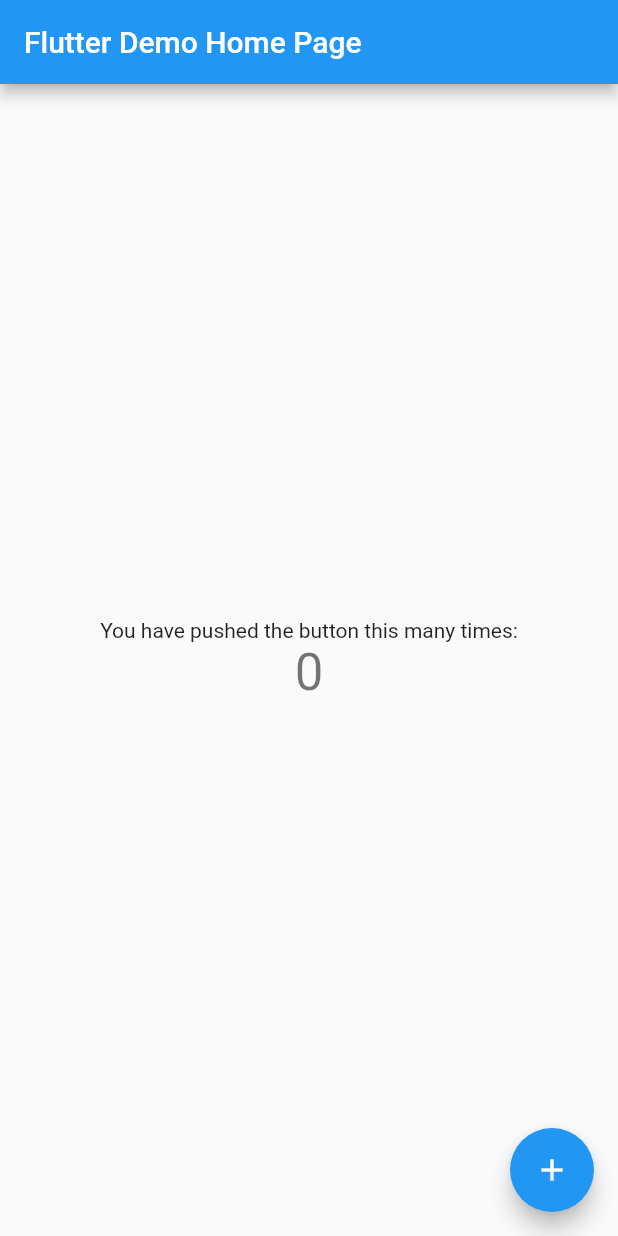
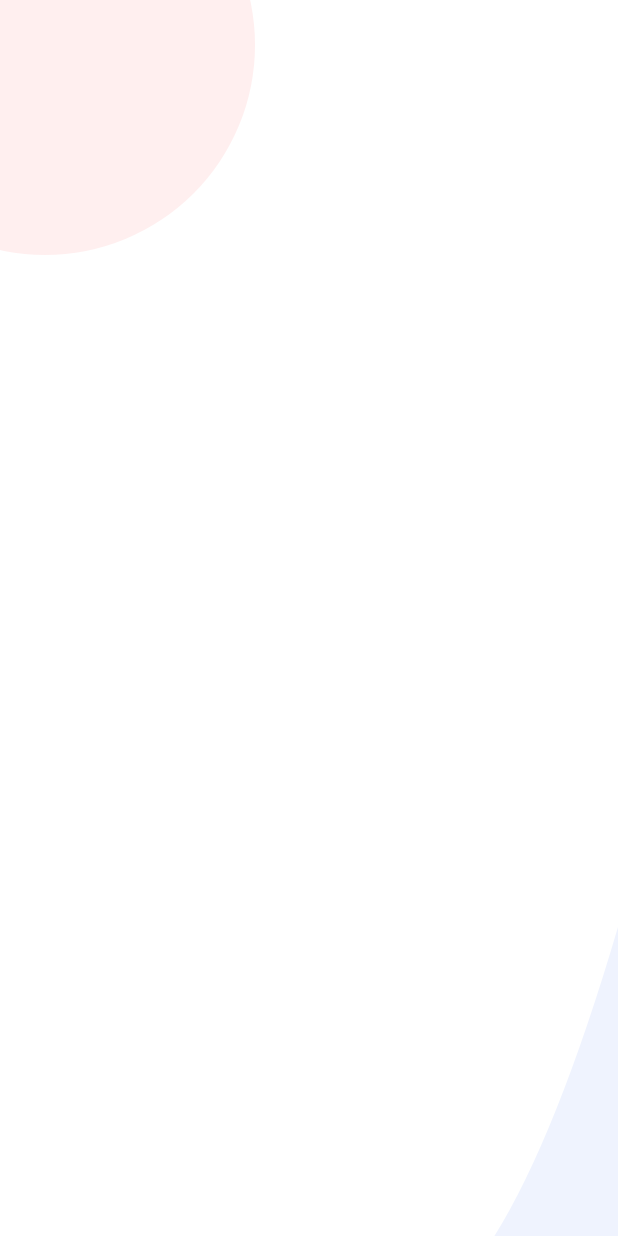
Before and after one commit to TinchoOlivari/uala-clone, a Flutter app: the screen it shows after launch, on a phone screen of 412 x 824 dp. Run offline on Flutter 3.47's test engine with Material 2 defaults, Android fonts, the phone set to English and light mode, and no system bars.

Commit message:
Formas creadas

```diff
--- a/lib/main.dart
+++ b/lib/main.dart
@@ -1,42 +1,23 @@
 import 'package:flutter/material.dart';
+import 'package:uala_clone/screens/splash_screen/splash_screen.dart';
 
 void main() => runApp(MyApp());
 
 class MyApp extends StatelessWidget {
-  // This widget is the root of your application.
   @override
   Widget build(BuildContext context) {
     return MaterialApp(
       title: 'Flutter Demo',
       theme: ThemeData(
-        // This is the theme of your application.
-        //
-        // Try running your application with "flutter run". You'll see the
-        // application has a blue toolbar. Then, without quitting the app, try
-        // changing the primarySwatch below to Colors.green and then invoke
-        // "hot reload" (press "r" in the console where you ran "flutter run",
-        // or simply save your changes to "hot reload" in a Flutter IDE).
-        // Notice that the counter didn't reset back to zero; the application
-        // is not restarted.
         primarySwatch: Colors.blue,
       ),
-      home: MyHomePage(title: 'Flutter Demo Home Page'),
+      home: SplashScreen(),
     );
   }
 }
 
 class MyHomePage extends StatefulWidget {
   MyHomePage({Key key, this.title}) : super(key: key);
-
-  // This widget is the home page of your application. It is stateful, meaning
-  // that it has a State object (defined below) that contains fields that affect
-  // how it looks.
-
-  // This class is the configuration for the state. It holds the values (in this
-  // case the title) provided by the parent (in this case the App widget) and
-  // used by the build method of the State. Fields in a Widget subclass are
-  // always marked "final".
-
   final String title;
 
   @override
@@ -48,47 +29,18 @@ class _MyHomePageState extends State<MyHomePage> {
 
   void _incrementCounter() {
     setState(() {
-      // This call to setState tells the Flutter framework that something has
-      // changed in this State, which causes it to rerun the build method below
-      // so that the display can reflect the updated values. If we changed
-      // _counter without calling setState(), then the build method would not be
-      // called again, and so nothing would appear to happen.
       _counter++;
     });
   }
 
   @override
   Widget build(BuildContext context) {
-    // This method is rerun every time setState is called, for instance as done
-    // by the _incrementCounter method above.
-    //
-    // The Flutter framework has been optimized to make rerunning build methods
-    // fast, so that you can just rebuild anything that needs updating rather
-    // than having to individually change instances of widgets.
     return Scaffold(
       appBar: AppBar(
-        // Here we take the value from the MyHomePage object that was created by
-        // the App.build method, and use it to set our appbar title.
         title: Text(widget.title),
       ),
       body: Center(
-        // Center is a layout widget. It takes a single child and positions it
-        // in the middle of the parent.
         child: Column(
-          // Column is also a layout widget. It takes a list of children and
-          // arranges them vertically. By default, it sizes itself to fit its
-          // children horizontally, and tries to be as tall as its parent.
-          //
-          // Invoke "debug painting" (press "p" in the console, choose the
-          // "Toggle Debug Paint" action from the Flutter Inspector in Android
-          // Studio, or the "Toggle Debug Paint" command in Visual Studio Code)
-          // to see the wireframe for each widget.
-          //
-          // Column has various properties to control how it sizes itself and
-          // how it positions its children. Here we use mainAxisAlignment to
-          // center the children vertically; the main axis here is the vertical
-          // axis because Columns are vertical (the cross axis would be
-          // horizontal).
           mainAxisAlignment: MainAxisAlignment.center,
           children: <Widget>[
             Text(
@@ -105,7 +57,7 @@ class _MyHomePageState extends State<MyHomePage> {
         onPressed: _incrementCounter,
         tooltip: 'Increment',
         child: Icon(Icons.add),
-      ), // This trailing comma makes auto-formatting nicer for build methods.
+      ),
     );
   }
 }
--- /dev/null
+++ b/lib/screens/splash_screen/splash_screen.dart
@@ -0,0 +1,42 @@
+import 'package:flutter/material.dart';
+
+class SplashScreen extends StatelessWidget {
+  @override
+  Widget build(BuildContext context) {
+    return CustomPaint(
+      painter: ShapesPainter(),
+      child: Container(
+        child: Column(),
+      ),
+    );
+  }
+}
+
+class ShapesPainter extends CustomPainter {
+  @override
+  void paint(Canvas canvas, Size size) {
+    final paint = Paint();
+    paint.color = Colors.white;
+    var rect = Rect.fromLTWH(0, 0, size.width, size.height);
+    canvas.drawRect(rect, paint);
+
+    paint.color = const Color(0xffffefef);
+    var center = Offset(30, 30);
+    canvas.drawCircle(center, 140.0, paint);
+
+    paint.color = const Color(0xffeff3fe);
+    var path = Path();
+
+    path.moveTo(size.width * 0.8, size.height);
+    path.quadraticBezierTo(
+        size.width * 0.9, size.height * 0.92, size.width, size.height * 0.75);
+
+    path.lineTo(size.width, size.height);
+    path.lineTo(size.width * 0.75, size.height);
+
+    canvas.drawPath(path, paint);
+  }
+
+  @override
+  bool shouldRepaint(CustomPainter oldDelegate) => false;
+}
```
Also changed, not shown: lib/assets/uala-logo.png (added).
